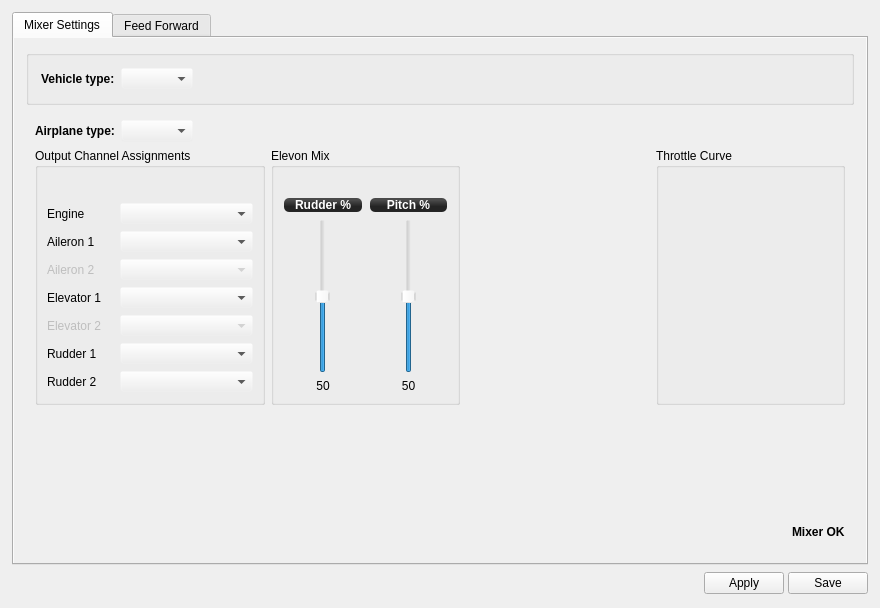
Before: the Qt Designer form ground/gcs/src/plugins/config/airframe.ui in TauLabs/TauLabs, drawn with Qt 5.
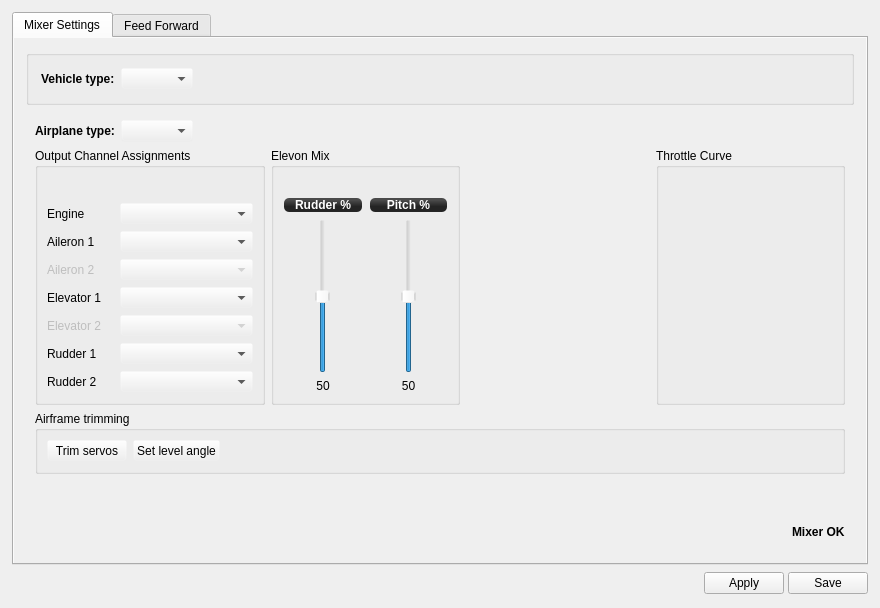
After: the same form once the commit is applied. The open tabs and pages were chosen to show the change. Icons and pictures are not drawn. Custom widgets are drawn as their Qt base class.

Commit message: Added UI support for setting actuator trim and level bias values on fixed- wing platforms.

What changed in the file:
```diff
--- a/ground/gcs/src/plugins/config/airframe.ui
+++ b/ground/gcs/src/plugins/config/airframe.ui
@@ -650,6 +650,52 @@
                    </item>
                   </layout>
                  </item>
+                 <item>
+                  <widget class="QGroupBox" name="groupBox_11">
+                   <property name="minimumSize">
+                    <size>
+                     <width>0</width>
+                     <height>60</height>
+                    </size>
+                   </property>
+                   <property name="title">
+                    <string>Airframe trimming</string>
+                   </property>
+                   <layout class="QGridLayout" name="gridLayout_10">
+                    <item row="0" column="0">
+                     <widget class="QPushButton" name="bnServoTrim">
+                      <property name="text">
+                       <string>Trim servos</string>
+                      </property>
+                     </widget>
+                    </item>
+                    <item row="0" column="1">
+                     <widget class="QPushButton" name="bnLevelTrim">
+                      <property name="text">
+                       <string>Set level angle</string>
+                      </property>
+                     </widget>
+                    </item>
+                    <item row="0" column="2">
+                     <spacer name="horizontalSpacer_14">
+                      <property name="orientation">
+                       <enum>Qt::Horizontal</enum>
+                      </property>
+                      <property name="sizeHint" stdset="0">
+                       <size>
+                        <width>40</width>
+                        <height>20</height>
+                       </size>
+                      </property>
+                     </spacer>
+                    </item>
+                   </layout>
+                   <zorder>horizontalSpacer_14</zorder>
+                   <zorder>bnServoTrim</zorder>
+                   <zorder>bnLevelTrim</zorder>
+                   <zorder>horizontalSpacer_14</zorder>
+                  </widget>
+                 </item>
                  <item>
                   <spacer name="verticalSpacer">
                    <property name="orientation">
```
Left out of the diff: 10 changed lines with no effect on the pictures. The commit also changes 5 other files.
